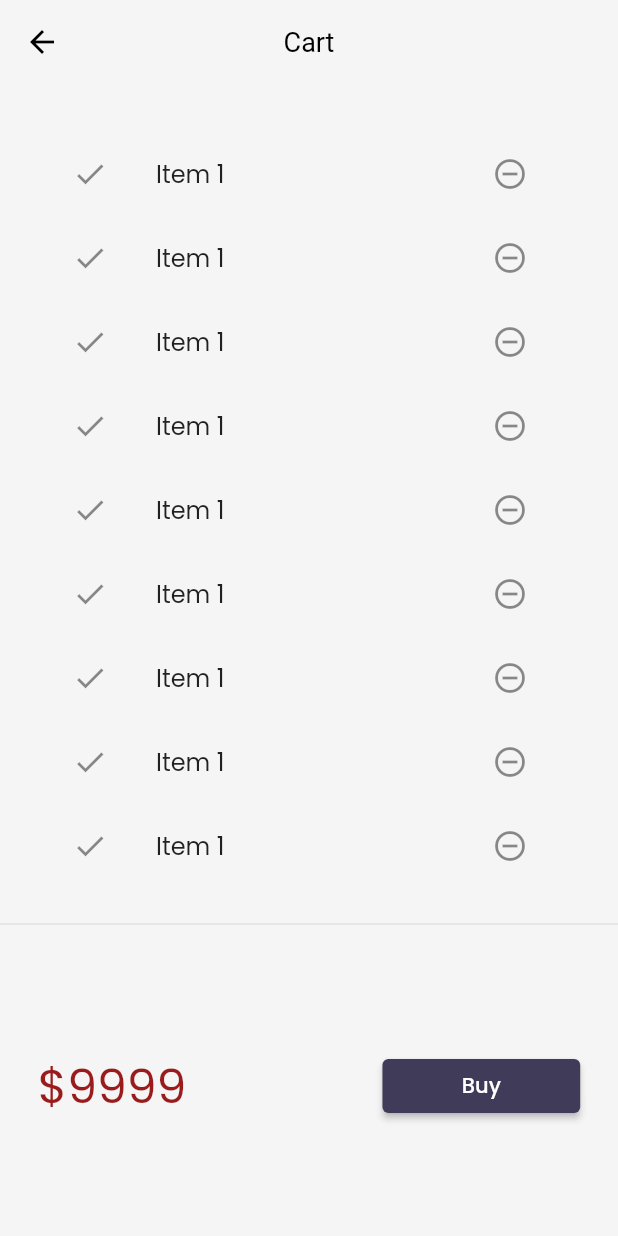
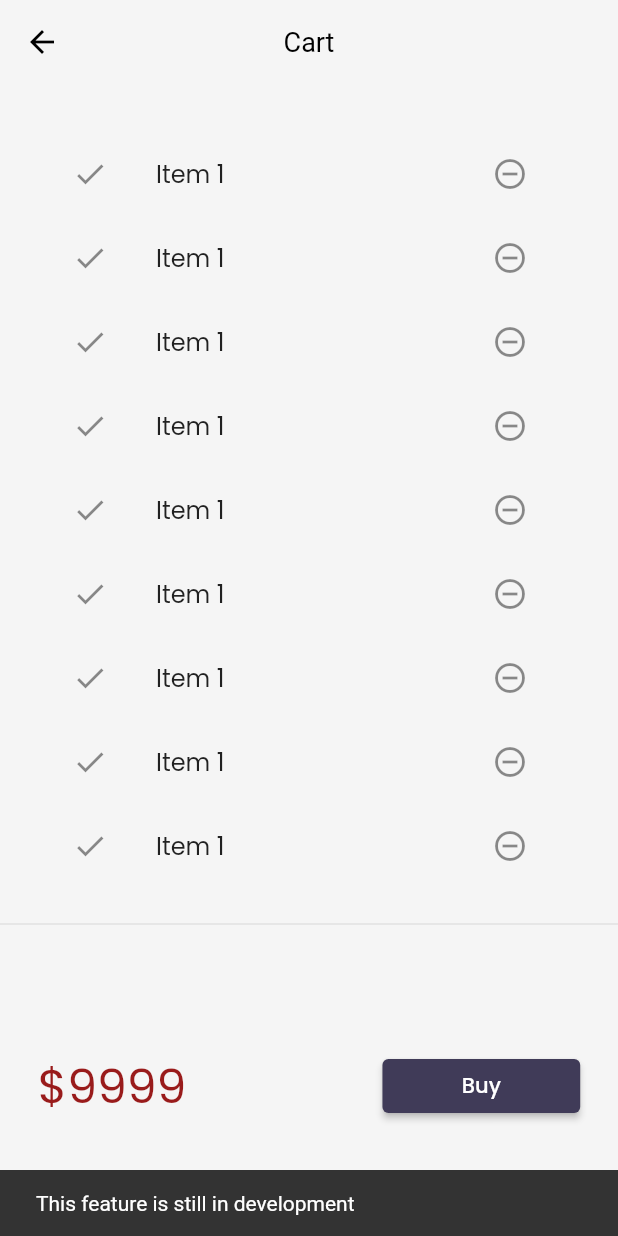
Before and after one commit to Abhisheksolanki19/FlutterCatalogApp, a Flutter app: the CartPage screen opened by its route, after a tap on "Buy", on a phone screen of 412 x 824 dp. Run offline on Flutter 3.47's test engine with Material 2 defaults, Android fonts, the phone set to English and light mode, and no system bars; our stand-ins replace google_fonts, velocity_x; network calls fail.

Commit message:
Day23 Completed

```diff
--- a/lib/Pages/cart_page.dart
+++ b/lib/Pages/cart_page.dart
@@ -36,7 +36,12 @@ class _CartTotal extends StatelessWidget {
                   style: ButtonStyle(
                       backgroundColor:
                           MaterialStateProperty.all(context.theme.buttonColor)),
-                  onPressed: () {},
+                  onPressed: () {
+                    ScaffoldMessenger.of(context).showSnackBar(SnackBar(
+                        content: "This feature is still in development"
+                            .text
+                            .make()));
+                  },
                   child: "Buy".text.make())
               .w32(context)
         ],
--- a/lib/models/catalog.dart
+++ b/lib/models/catalog.dart
@@ -4,11 +4,11 @@ class CatalogModel {
   static List<Item> items = [];
 
   //Get Item by ID
-  static Item getById(int id) =>
+  Item getById(int id) =>
       items.firstWhere((element) => element.id == id, orElse: null);
 
   //Get Item by Position
-  static Item getByPosition(int pos) => items[pos];
+  Item getByPosition(int pos) => items[pos];
 }
 
 class Item {
--- a/lib/widgets/home_widgets/catalog_list.dart
+++ b/lib/widgets/home_widgets/catalog_list.dart
@@ -16,7 +16,7 @@ class CatalogList extends StatelessWidget {
       shrinkWrap: true,
       itemCount: CatalogModel.items.length,
       itemBuilder: (context, index) {
-        final catalog = CatalogModel.getByPosition(index);
+        final catalog = CatalogModel.items[index];
         return InkWell(
             onTap: () => Navigator.push(
                 context,
```
Also changed, not shown: lib/models/cart.dart (added, +35 -0 lines).
